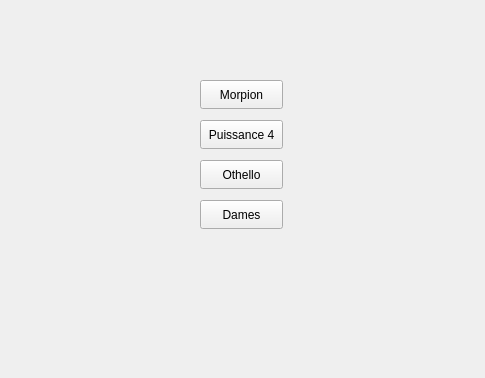
WRKT/cpp-project, file TP-Refacto/accueil.ui: the form before one commit.
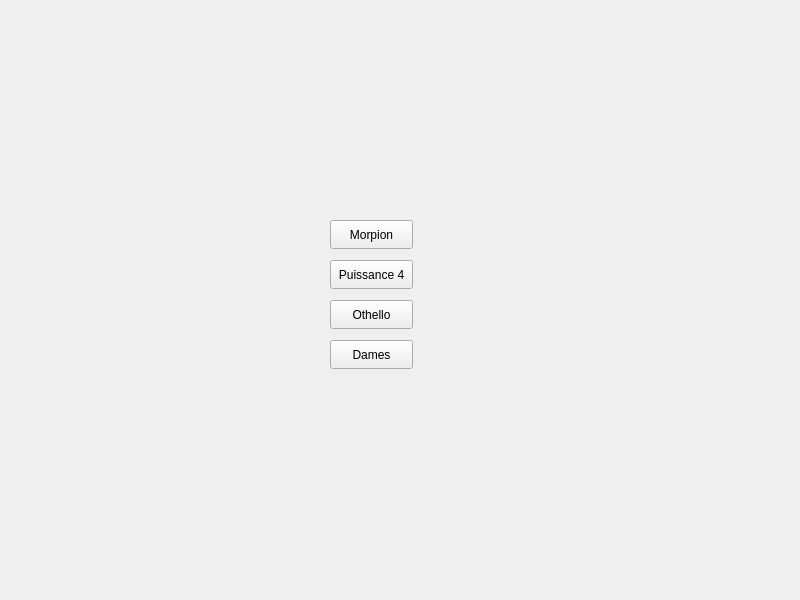
The form after the commit.

Commit message: FIX - ajout labels et design

The edit to the form file:
```diff
--- a/TP-Refacto/accueil.ui
+++ b/TP-Refacto/accueil.ui
@@ -6,8 +6,8 @@
    <rect>
     <x>0</x>
     <y>0</y>
-    <width>485</width>
-    <height>378</height>
+    <width>800</width>
+    <height>600</height>
    </rect>
   </property>
   <property name="windowTitle">
@@ -19,8 +19,8 @@
   <widget class="QPushButton" name="morpionButton">
    <property name="geometry">
     <rect>
-     <x>200</x>
-     <y>80</y>
+     <x>330</x>
+     <y>220</y>
      <width>83</width>
      <height>29</height>
     </rect>
@@ -32,8 +32,8 @@
   <widget class="QPushButton" name="puissance4Button">
    <property name="geometry">
     <rect>
-     <x>200</x>
-     <y>120</y>
+     <x>330</x>
+     <y>260</y>
      <width>83</width>
      <height>29</height>
     </rect>
@@ -45,8 +45,8 @@
   <widget class="QPushButton" name="othelloButton">
    <property name="geometry">
     <rect>
-     <x>200</x>
-     <y>160</y>
+     <x>330</x>
+     <y>300</y>
      <width>83</width>
      <height>29</height>
     </rect>
@@ -58,8 +58,8 @@
   <widget class="QPushButton" name="damesButton">
    <property name="geometry">
     <rect>
-     <x>200</x>
-     <y>200</y>
+     <x>330</x>
+     <y>340</y>
      <width>83</width>
      <height>29</height>
     </rect>
```
The commit also changes 1 other file.
